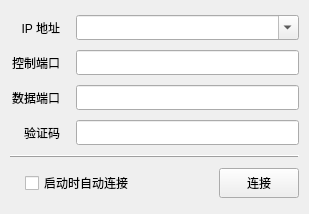
Above: conndlg.ui from yzx65/RemoteControl before the change. Below: the same form after it.
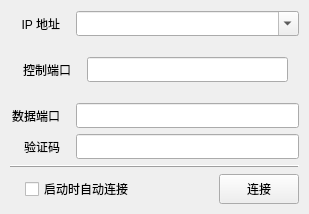
That is the form after the change.

Patch:
```diff
--- a/conndlg.ui
+++ b/conndlg.ui
@@ -94,6 +94,7 @@
     </layout>
    </item>
    <item>
+    <widget class="QFrame" name="frmCtrlPort">
     <layout class="QHBoxLayout" name="horizontalLayout_2">
      <item>
       <widget class="QLabel" name="label_2">
@@ -144,6 +145,7 @@
       </widget>
      </item>
     </layout>
+    </widget>
    </item>
    <item>
     <layout class="QHBoxLayout" name="horizontalLayout">
```
Lines whose indentation alone changed are shown as unchanged.
